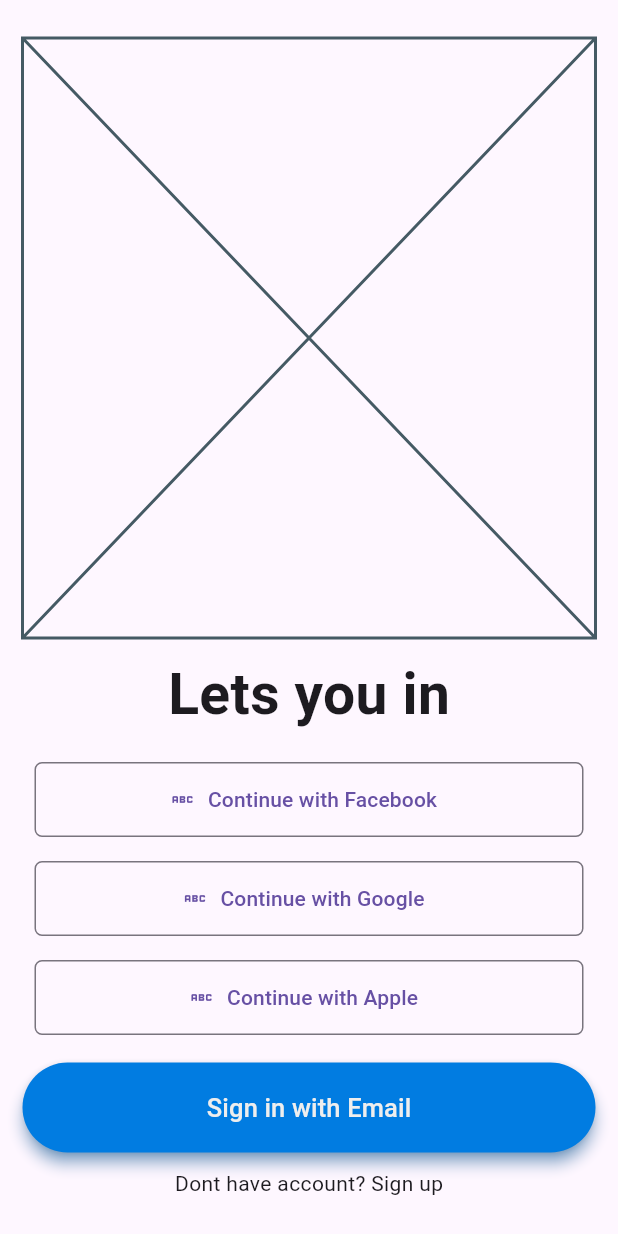
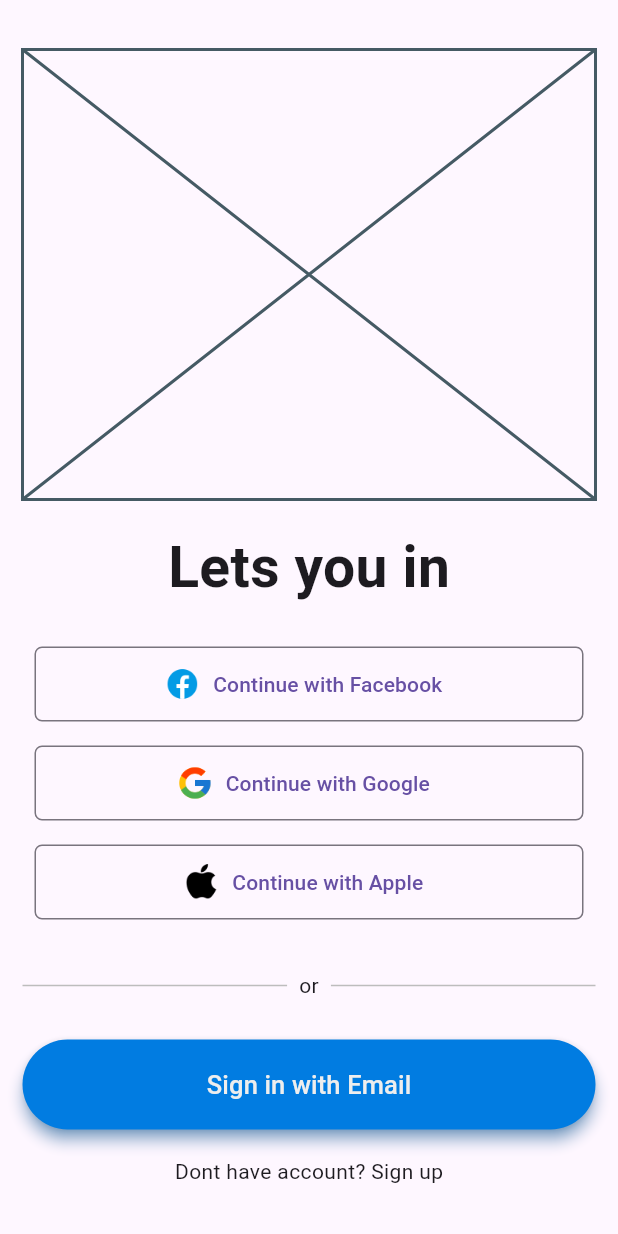
Before and after one commit to josephdgb1996/hichat-flutter-firebase, a Flutter app: the screen it shows after launch, on a phone screen of 412 x 824 dp. Run offline on Flutter 3.47's test engine with Material 3 defaults, Android fonts, the phone set to English and light mode, and no system bars; our stand-ins replace bloc, dots_indicator, flutter_bloc, get_it.

Commit message:
ui changes

```diff
--- /dev/null
+++ b/lib/src/@core/statics/assets/assets.dart
@@ -0,0 +1,3 @@
+export 'icons.dart';
+export 'images.dart';
+export 'logos.dart';
--- /dev/null
+++ b/lib/src/@core/statics/assets/icons.dart
@@ -0,0 +1,3 @@
+abstract class AppIcons {
+
+}
--- /dev/null
+++ b/lib/src/@core/statics/assets/images.dart
@@ -0,0 +1 @@
+abstract class AppImages {}
--- /dev/null
+++ b/lib/src/@core/statics/assets/logos.dart
@@ -0,0 +1,5 @@
+abstract class AppLogos {
+  static String facebook = "assets/logos/facebook.png";
+  static String google = "assets/logos/google.png";
+  static String apple = "assets/logos/apple.png";
+}
--- a/lib/src/@core/theme/theme.dart
+++ b/lib/src/@core/statics/theme/theme.dart
@@ -1,5 +1,5 @@
-import 'package:app/src/@core/themes/colors.dart';
 import 'package:flutter/material.dart';
+import 'package:app/src/@core/statics/theme/colors.dart';
 
 abstract class AppTheme {
   static ColorScheme lightColorScheme = ColorScheme.light(
--- /dev/null
+++ b/lib/src/@core/utilities/text_utilities.dart
@@ -0,0 +1,17 @@
+abstract class TextUtilities {
+  static String toCapitalized(String value) {
+    if (value.isNotEmpty) {
+      String firstLetterUppercase = value[0].toUpperCase();
+      String substringLetters = value.substring(1).toLowerCase();
+      return "$firstLetterUppercase$substringLetters";
+    }
+
+    return value;
+  }
+
+  static String toTitleCase(String string) {
+    string.replaceAll(RegExp(" +"), " ");
+    List<String> strings = string.split(" ");
+    return strings.map((string) => toCapitalized(string)).join();
+  }
+}
--- a/lib/src/module/auth/screens/auth_screen.dart
+++ b/lib/src/module/auth/screens/auth_screen.dart
@@ -1,4 +1,5 @@
 import 'package:app/src/@core/widgets/rounded_button.dart';
+import 'package:app/src/module/auth/widgets/or_divider.dart';
 import 'package:app/src/module/auth/widgets/social_button.dart';
 import 'package:flutter/material.dart';
 
@@ -13,13 +14,14 @@ class AuthScreen extends StatelessWidget {
         child: Column(
           mainAxisAlignment: MainAxisAlignment.spaceEvenly,
           children: [
-            Placeholder(),
+            Placeholder(fallbackHeight: 300),
             Text("Lets you in", style: TextStyle(fontSize: 38.0, fontWeight: FontWeight.w700)),
             Column(children: [
-              SocialButton(socialName: "Facebook"),
-              SocialButton(socialName: "Google"),
-              SocialButton(socialName: "Apple"),
+              SocialButton(socialName: SocialName.facebook),
+              SocialButton(socialName: SocialName.google),
+              SocialButton(socialName: SocialName.apple),
             ]),
+            OrDivider(),
             RoundedButton(text: "Sign in with Email"),
             Text("Dont have account? Sign up"),
           ],
--- /dev/null
+++ b/lib/src/module/auth/widgets/or_divider.dart
@@ -0,0 +1,17 @@
+import 'package:flutter/material.dart';
+
+class OrDivider extends StatelessWidget {
+  const OrDivider({super.key});
+
+  @override
+  Widget build(BuildContext context) {
+    Color color = Colors.grey.shade400;
+    Widget divider = Expanded(child: Divider(color: color));
+
+    return Row(children: [
+      divider,
+      const Padding(padding: EdgeInsets.all(8.0), child: Text("or")),
+      divider,
+    ]);
+  }
+}
--- a/lib/src/module/auth/widgets/social_button.dart
+++ b/lib/src/module/auth/widgets/social_button.dart
@@ -1,20 +1,51 @@
 import 'package:flutter/material.dart';
+import 'package:app/src/@core/statics/assets/assets.dart';
+import 'package:app/src/@core/utilities/text_utilities.dart';
+
+enum SocialName { facebook, google, apple }
 
 class SocialButton extends StatelessWidget {
-  final String socialName;
+  final SocialName socialName;
   const SocialButton({super.key, required this.socialName});
 
   @override
   Widget build(BuildContext context) {
+    ButtonStyle buttonStyle = OutlinedButton.styleFrom(
+      minimumSize: const Size.fromHeight(50),
+
+      shape: RoundedRectangleBorder(
+        side: BorderSide(color: Colors.red, width: 10),
+        borderRadius: BorderRadius.circular(5.0),
+
+      ),
+    );
+
     return Padding(
       padding: const EdgeInsets.all(8.0),
       child: OutlinedButton.icon(
-        style:
-            OutlinedButton.styleFrom(minimumSize: const Size.fromHeight(50), shape: RoundedRectangleBorder(borderRadius: BorderRadius.circular(5.0))),
+        style: buttonStyle,
         onPressed: () {},
-        label: Text("Continue with $socialName"),
-        icon: const Icon(Icons.abc),
+        label: Text("Continue with ${capitalizeSocialName()}"),
+        icon: Image.asset(
+          sociaLogo(),
+          height: 25,
+        ),
       ),
     );
   }
+
+  String capitalizeSocialName() {
+    return TextUtilities.toTitleCase(socialName.name);
+  }
+
+  String sociaLogo() {
+    switch (socialName) {
+      case SocialName.facebook:
+        return AppLogos.facebook;
+      case SocialName.google:
+        return AppLogos.google;
+      case SocialName.apple:
+        return AppLogos.apple;
+    }
+  }
 }
--- a/pubspec.yaml
+++ b/pubspec.yaml
@@ -63,9 +63,8 @@ flutter:
   uses-material-design: true
 
   # To add assets to your application, add an assets section, like this:
-  # assets:
-  #   - images/a_dot_burr.jpeg
-  #   - images/a_dot_ham.jpeg
+  assets:
+    - assets/logos/
 
   # An image asset can refer to one or more resolution-specific "variants", see
   # https://flutter.dev/to/resolution-aware-images
```
Also changed, not shown: assets/logos/apple.png (added), assets/logos/facebook.png (added), assets/logos/google.png (added), lib/src/@core/objects/images.dart (deleted), lib/src/@core/objects/objects.dart (deleted), lib/src/@core/statics/routes/routes.dart (added), lib/src/@core/statics/theme/colors.dart (renamed from lib/src/@core/theme/colors.dart).
